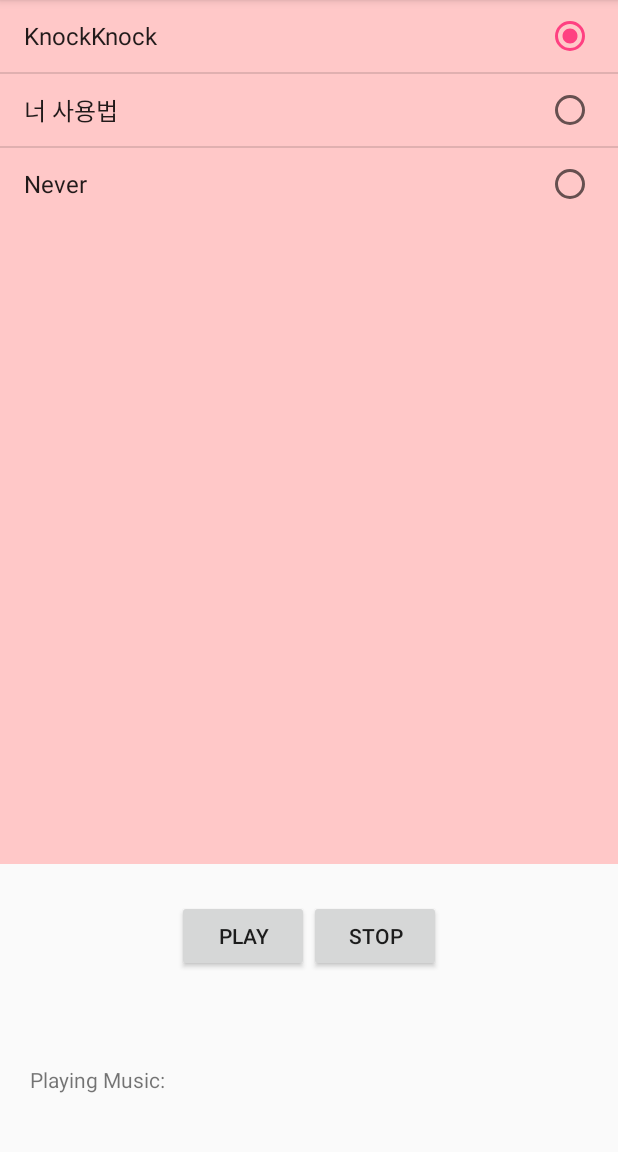
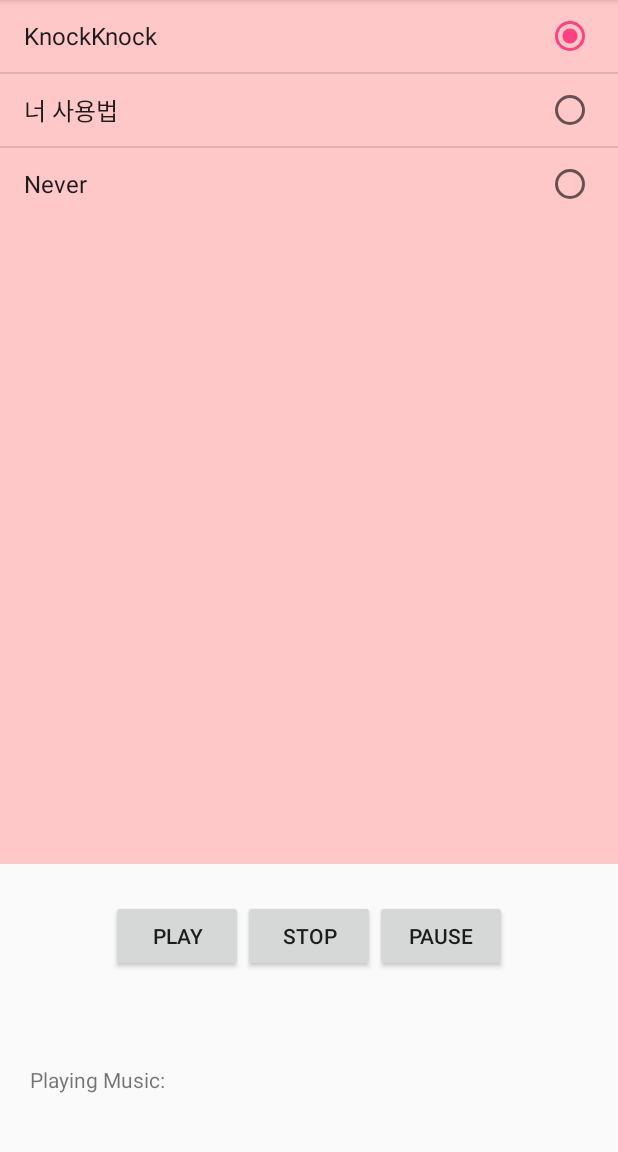
Before and after one commit to hayoung9000/AudioList, an Android app: the screen it shows after launch (MainActivity), on a phone screen of 412 x 824 dp, the part 84-1236 px from its top. Run offline under Robolectric (Android 15) with nearby library versions, the phone set to English and light mode, and no system bars.

Commit message:
#5 Pause button  Event Programming

```diff
--- a/app/src/main/java/com/example/lg/audiolist/MainActivity.java
+++ b/app/src/main/java/com/example/lg/audiolist/MainActivity.java
@@ -13,13 +13,14 @@ import android.widget.TextView;
 
 public class MainActivity extends AppCompatActivity {
     ListView list;
-    Button butPlay,butStop;
+    Button butPlay,butStop,butPause;
     TextView textMusic;
     ProgressBar progress;
     String[] music={"KnockKnock","너 사용법","Never"};
     int[] musicResIds={R.raw.knockknock,R.raw.mluv,R.raw.never};
     int selectedMusicId;
     MediaPlayer mediaPlayer;
+    boolean selectedPauseButton;
     @Override
     protected void onCreate(Bundle savedInstanceState) {
         super.onCreate(savedInstanceState);
@@ -27,6 +28,7 @@ public class MainActivity extends AppCompatActivity {
         list=(ListView)findViewById(R.id.list_music);
         butPlay=(Button)findViewById(R.id.but_play);
         butStop=(Button)findViewById(R.id.but_stop);
+        butPause=(Button)findViewById(R.id.but_pause);
         textMusic=(TextView)findViewById(R.id.text_music);
         progress=(ProgressBar)findViewById(R.id.progress_music);
         ArrayAdapter<String> adapter=new ArrayAdapter<String>(this, android.R.layout.simple_list_item_single_choice,music);
@@ -45,14 +47,28 @@ public class MainActivity extends AppCompatActivity {
         butPlay.setOnClickListener(new View.OnClickListener() {
             @Override
             public void onClick(View v) {
-                mediaPlayer.create(MainActivity.this,selectedMusicId);
+                if(selectedPauseButton) {
+                    mediaPlayer.start();
+                    selectedPauseButton=false;
+                }
+                else
+                    mediaPlayer=MediaPlayer.create(MainActivity.this,selectedMusicId);
                 mediaPlayer.start();
+                progress.setVisibility(View.VISIBLE);
             }
         });
         butStop.setOnClickListener(new View.OnClickListener() {
             @Override
             public void onClick(View v) {
                 mediaPlayer.stop();
+                progress.setVisibility(View.INVISIBLE);
+            }
+        });
+        butPause.setOnClickListener(new View.OnClickListener() {
+            @Override
+            public void onClick(View v) {
+               mediaPlayer.pause();
+                selectedPauseButton=true;
             }
         });
 
--- a/app/src/main/res/layout/activity_main.xml
+++ b/app/src/main/res/layout/activity_main.xml
@@ -37,6 +37,12 @@
             android:layout_height="wrap_content"
             android:text="Stop"
             />
+        <Button
+            android:id="@+id/but_pause"
+            android:layout_width="wrap_content"
+            android:layout_height="wrap_content"
+            android:text="pause"
+            />
         </LinearLayout>
 
     <LinearLayout
```
